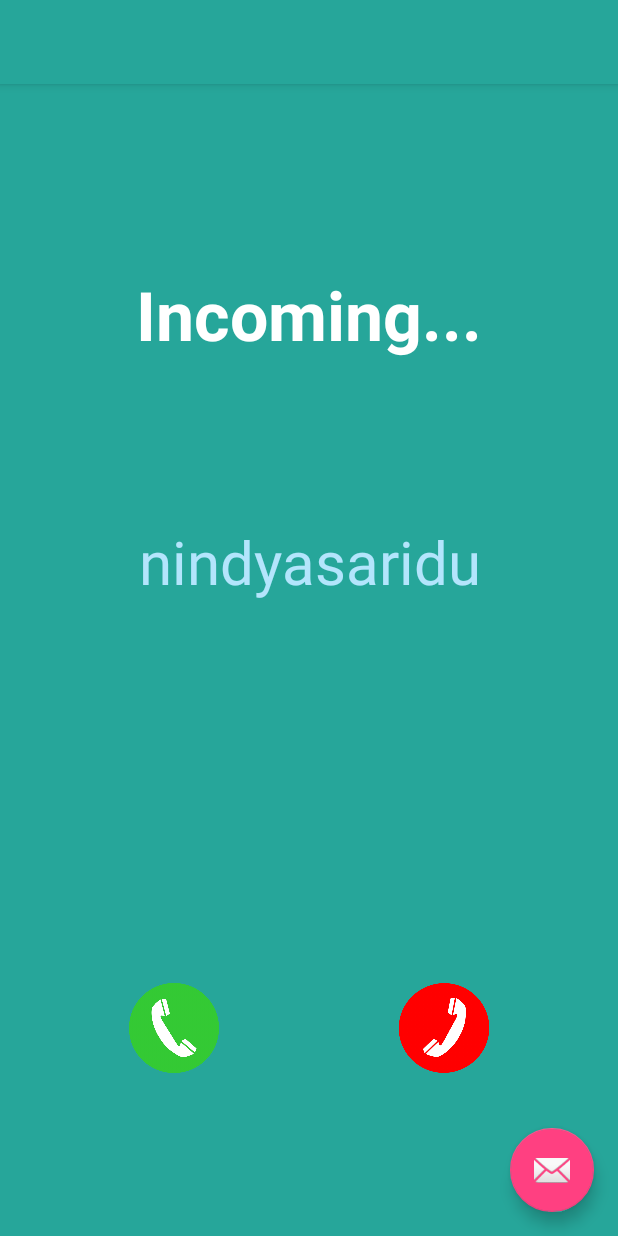
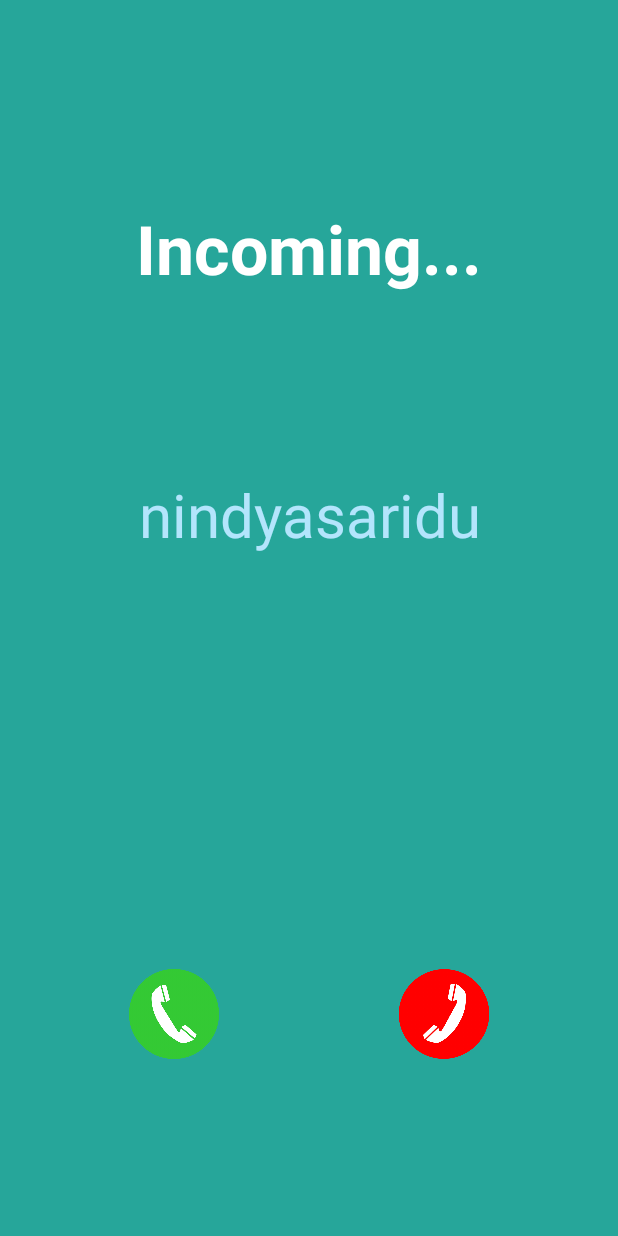
Before and after one commit to ybpranawa/Rasp-V, an Android app: the IncomingActivity screen opened directly, with no data from a screen before it, on a phone screen of 412 x 824 dp. Run offline under Robolectric (Android 15) with nearby library versions, the light colour scheme and no system bars; libraries missing offline, so code that uses them is left out: android.net.sip.

Commit message:
Update dialing and incoming call

```diff
--- a/app/src/main/java/com/rakide/rasp_v/DiallingActivity.java
+++ b/app/src/main/java/com/rakide/rasp_v/DiallingActivity.java
@@ -112,6 +112,7 @@ public class DiallingActivity extends AppCompatActivity {
 //                                "Error ending call.", se);
                 }
                 //call.close();
+
                 call.close();
                 Intent intent = new Intent(DiallingActivity.this, MainActivity.class);
                 startActivity(intent);
--- a/app/src/main/java/com/rakide/rasp_v/IncomingActivity.java
+++ b/app/src/main/java/com/rakide/rasp_v/IncomingActivity.java
@@ -1,6 +1,9 @@
 package com.rakide.rasp_v;
 
+import android.content.Context;
 import android.content.Intent;
+import android.net.sip.SipAudioCall;
+import android.net.sip.SipProfile;
 import android.os.Bundle;
 import android.support.design.widget.FloatingActionButton;
 import android.support.design.widget.Snackbar;
@@ -8,10 +11,12 @@ import android.support.v7.app.AppCompatActivity;
 import android.support.v7.widget.Toolbar;
 import android.view.View;
 import android.widget.ImageButton;
+import android.widget.TextView;
 
 public class IncomingActivity extends AppCompatActivity {
     private ImageButton btnUpCallDialling;
     private ImageButton btnEndCallDialling;
+    private TextView tvDiallingUsername;
 
     @Override
     protected void onCreate(Bundle savedInstanceState) {
--- a/app/src/main/java/com/rakide/rasp_v/LoginActivity.java
+++ b/app/src/main/java/com/rakide/rasp_v/LoginActivity.java
@@ -201,7 +201,7 @@ public class LoginActivity extends AppCompatActivity {
                 tvStatus.setText(status);
                 if (tvStatus.getText().toString().equals("Ready") ){
 //                    closeLocalProfile();
-                    Intent intent = new Intent(LoginActivity.this,MainActivity.class);
+                    Intent intent = new Intent(LoginActivity.this,LoginToMainActivity.class);
                     startActivity(intent);
                     finish();
                 }
--- a/app/src/main/java/com/rakide/rasp_v/MainActivity.java
+++ b/app/src/main/java/com/rakide/rasp_v/MainActivity.java
@@ -47,7 +47,6 @@ public class MainActivity extends AppCompatActivity {
         setContentView(R.layout.activity_main);
 
         SharedPreferences prefs = getSharedPreferences(SIP_PREF, MODE_PRIVATE);
-        username = prefs.getString("username","");
         username = prefs.getString("username","");
         password = prefs.getString("password","");
         domain = prefs.getString("domain","");
--- a/app/src/main/java/com/rakide/rasp_v/object/Contact.java
+++ b/app/src/main/java/com/rakide/rasp_v/object/Contact.java
@@ -3,6 +3,7 @@ package com.rakide.rasp_v.object;
 public class Contact {
     public String displayName;
     public String username;
+    public String number;
 
     public Contact() {
 
--- a/app/src/main/java/com/rakide/rasp_v/object/IncomingCallReceiver.java
+++ b/app/src/main/java/com/rakide/rasp_v/object/IncomingCallReceiver.java
@@ -19,6 +19,7 @@ public class IncomingCallReceiver extends BroadcastReceiver {
     @Override
     public void onReceive(Context context, Intent intent) {
         SipAudioCall incomingCall = null;
+        final MainActivity wtActivity = (MainActivity) context;
         try {
 
             SipAudioCall.Listener listener = new SipAudioCall.Listener() {
@@ -30,9 +31,10 @@ public class IncomingCallReceiver extends BroadcastReceiver {
                         e.printStackTrace();
                     }
                 }
+                public void onCallEnded(SipAudioCall call) {
+                    wtActivity.updateStatus("Call ended.");
+                }
             };
-
-            MainActivity wtActivity = (MainActivity) context;
 
             incomingCall = wtActivity.manager.takeAudioCall(intent, listener);
             incomingCall.answerCall(30);
--- a/app/src/main/res/layout/activity_incoming.xml
+++ b/app/src/main/res/layout/activity_incoming.xml
@@ -7,28 +7,7 @@
     android:fitsSystemWindows="true"
     tools:context="com.rakide.rasp_v.IncomingActivity">
 
-    <android.support.design.widget.AppBarLayout
-        android:layout_width="match_parent"
-        android:layout_height="wrap_content"
-        android:theme="@style/AppTheme.AppBarOverlay">
-
-        <android.support.v7.widget.Toolbar
-            android:id="@+id/toolbar"
-            android:layout_width="match_parent"
-            android:layout_height="?attr/actionBarSize"
-            android:background="?attr/colorPrimary"
-            app:popupTheme="@style/AppTheme.PopupOverlay" />
-
-    </android.support.design.widget.AppBarLayout>
-
     <include layout="@layout/content_incoming" />
 
-    <android.support.design.widget.FloatingActionButton
-        android:id="@+id/fab"
-        android:layout_width="wrap_content"
-        android:layout_height="wrap_content"
-        android:layout_gravity="bottom|end"
-        android:layout_margin="@dimen/fab_margin"
-        android:src="@android:drawable/ic_dialog_email" />
 
 </android.support.design.widget.CoordinatorLayout>
--- a/app/src/main/res/values/strings.xml
+++ b/app/src/main/res/values/strings.xml
@@ -13,4 +13,6 @@
     <string name="title_activity_add_contact">AddContactActivity</string>
     <string name="title_activity_unsupported_activity">UnsuppertedActivity</string>
     <string name="title_activity_main_to_dialing">MainToDialingActivity</string>
+    <string name="title_activity_main_to_incoming">MainToIncomingActivity</string>
+    <string name="title_activity_login_to_main">LoginToMainActivity</string>
 </resources>
```
Also changed, not shown: app/src/main/AndroidManifest.xml (+10 -0 lines), app/src/main/java/com/rakide/rasp_v/LoginToMainActivity.java (added, +31 -0 lines), app/src/main/java/com/rakide/rasp_v/MainToIncomingActivity.java (added, +29 -0 lines), app/src/main/java/com/rakide/rasp_v/fragment/ContactFragment.java (+28 -2 lines), app/src/main/res/layout/activity_login_to_main.xml (added, +12 -0 lines), app/src/main/res/layout/activity_main_to_incoming.xml (added, +12 -0 lines), app/src/main/res/layout/content_login_to_main.xml (added, +13 -0 lines), app/src/main/res/layout/content_main_to_incoming.xml (added, +13 -0 lines).
